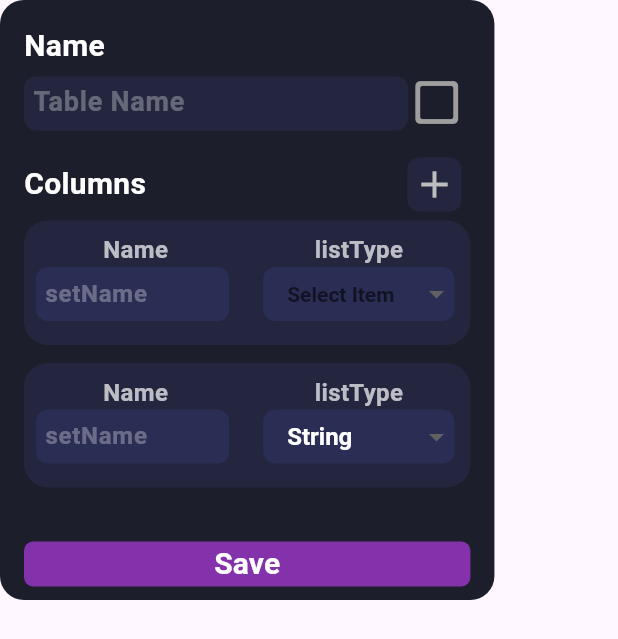
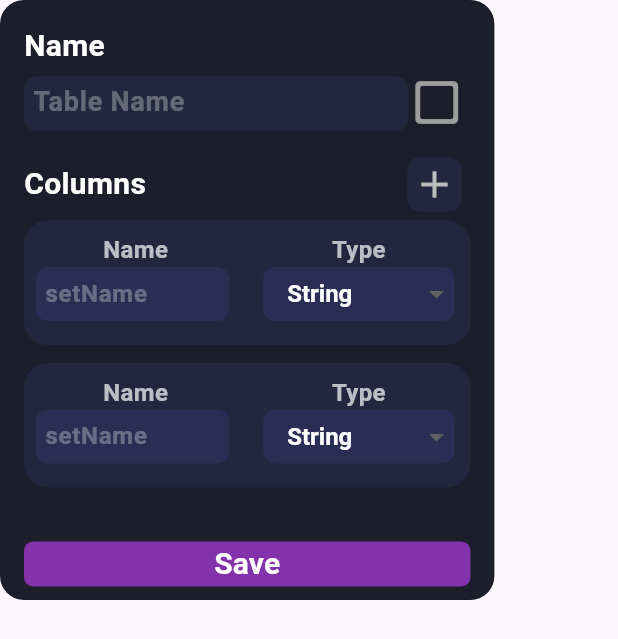
Before and after one commit to Coflnet/TabFlutter, a Flutter app: the ColumnSettingsPopup widget shown alone on an empty page, opened directly with empty values, after a tap on the "add" icon, after a tap on "Save", on a phone screen of 412 x 824 dp. Shown: the top 639 px of the screen. Run offline on Flutter 3.47's test engine with Material 3 defaults, Android fonts, the phone set to English and light mode, and no system bars; drawn by our look-alikes of dropdown_button2; our stand-ins replace csv, flutter_translate, hexcolor, hugeicons, scroll_snap_list, share_plus and 1 more; missing offline and left inert: audio_waveforms, custom_pop_up_menu, haptic_feedback, mic_stream, noise_meter, waveform_flutter; generated files the repository leaves out were written again.

Commit message:
added things akwav wanted

```diff
--- a/assets/i18n/de.json
+++ b/assets/i18n/de.json
@@ -20,6 +20,8 @@
     "optionType": "Typ",
     "listOptions": "Auswahloptionen",
     "listHint": "Beschreibung",
-    "newHeader": "Name",
-    "setNameHint": "setName"
+    "newHeader": "Titel",
+    "setNameHint": "Bezeich",
+    "listType": "Typ"
+
 }
--- a/assets/i18n/en.json
+++ b/assets/i18n/en.json
@@ -21,5 +21,6 @@
     "listOptions": "List Options",
     "listHint": "List name",
     "newHeader": "Name",
-    "setNameHint": "setName"
+    "setNameHint": "setName",
+    "listType": "Type"
 }
--- a/lib/globals/columns/editColumnsClasses.dart
+++ b/lib/globals/columns/editColumnsClasses.dart
@@ -71,7 +71,6 @@ class param {
         name = value;
       case "type":
         type = value;
-        svalue = "$value";
       case "listOption":
         type = value;
       case "value":
--- a/lib/globals/columns/editingColumns.dart
+++ b/lib/globals/columns/editingColumns.dart
@@ -12,12 +12,12 @@ class EditingColumns {
         emoji: "",
         name: name,
         id: id,
-        params: [param(name: "", type: "String", svalue: "String")]);
+        params: [param(name: "", type: "", svalue: "")]);
     return editingCol;
   }
 
   void addNewParam() {
-    editingCol.params.add(param(name: "", type: "String", svalue: "String"));
+    editingCol.params.add(param(name: "", type: "", svalue: ""));
   }
 
   void updateParam(int index, String param, dynamic value) {
--- a/lib/globals/columns/saveColumn.dart
+++ b/lib/globals/columns/saveColumn.dart
@@ -8,6 +8,7 @@ import 'package:table_entry/globals/columns/editColumnsClasses.dart';
 List<col> collumns = [];
 bool usedBefore = false;
 String language = "en";
+int selectedColumn = 0;
 
 class SaveColumn {
   void loadColumns() async {
@@ -74,4 +75,6 @@ class SaveColumn {
   set setUsedBefore(v) => usedBefore = v;
   set setlanguage(v) => language = v;
   List<col> get getColumns => collumns;
+  int get getSelcColumn => selectedColumn;
+  set setSelcColumn(v) => selectedColumn = v;
 }
--- a/lib/pages/main/recentLog/recentLog.dart
+++ b/lib/pages/main/recentLog/recentLog.dart
@@ -28,7 +28,7 @@ class RecentLog extends StatefulWidget {
 }
 
 class _RecentLogState extends State<RecentLog> {
-  List<col> recentLogItems = [];
+  List<col> recentLogItems = RecentLogHandler().getDisplayedLog;
   void recentLogUpdate() {
     setState(() {
       recentLogItems = RecentLogHandler().getDisplayedLog;
--- a/lib/pages/settings/columnSettings/columnSettingsPopup.dart
+++ b/lib/pages/settings/columnSettings/columnSettingsPopup.dart
@@ -4,6 +4,7 @@ import 'package:flutter/material.dart';
 import 'package:hexcolor/hexcolor.dart';
 import 'package:provider/provider.dart';
 import 'package:table_entry/globals/columns/editingColumns.dart';
+import 'package:table_entry/globals/columns/saveColumn.dart';
 import 'package:table_entry/pages/settings/columnSettings/columnSettingsNotifer.dart';
 import 'package:table_entry/pages/settings/columnSettings/settingOptions/columnNameOption.dart';
 import 'package:table_entry/pages/settings/columnSettings/settingOptions/paramOptions/paramOptionsMaim.dart';
@@ -60,7 +61,8 @@ class _ColumnSettingsPopupState extends State<ColumnSettingsPopup> {
             TextButton(
                 style: TextButton.styleFrom(padding: EdgeInsets.zero),
                 onPressed: () {
-                  EditingColumns().saveCol();
+                  SaveColumn().saveColumn(EditingColumns().getEditingCol.id,
+                      EditingColumns().getEditingCol);
                   widget.closePopup();
                 },
                 child: Container(
--- a/lib/pages/settings/columnSettings/settingOptions/paramOptions/newParamWidget/newParamNameType.dart
+++ b/lib/pages/settings/columnSettings/settingOptions/paramOptions/newParamWidget/newParamNameType.dart
@@ -78,7 +78,9 @@ class _NewParamNameTypeState extends State<NewParamNameType> {
                               ),
                             ))
                         .toList(),
-                    value: widget.selectedValue,
+                    value: (widget.selectedValue == "")
+                        ? translate("optionString")
+                        : widget.selectedValue,
                     onChanged: (value) =>
                         {widget.updateType(value ?? widget.selectedValue)},
                   )))
--- a/lib/pages/settings/settingHeaderLang.dart
+++ b/lib/pages/settings/settingHeaderLang.dart
@@ -23,14 +23,14 @@ class _SettingHeaderLangState extends State<SettingHeaderLang> {
         Container(
           padding: const EdgeInsets.symmetric(vertical: 8),
           decoration: BoxDecoration(
-              color: HexColor("2A2D54"),
+              color: HexColor("242536"),
               borderRadius: BorderRadius.circular(8)),
           child: DropdownButtonHideUnderline(
               child: DropdownButton2(
             iconStyleData: const IconStyleData(iconSize: 0),
             dropdownStyleData: DropdownStyleData(
                 decoration: BoxDecoration(
-                    color: HexColor("2A2D54"),
+                    color: HexColor("242536"),
                     borderRadius: BorderRadius.circular(8)),
                 offset: const Offset(0, -10)),
             isDense: true,
```
Also changed, not shown: lib/main.dart (+7 -5 lines), lib/pages/main/recentLog/recentLogItemParam.dart (+5 -4 lines), lib/pages/main/selectedColumn/selectColumnSelector.dart (+7 -2 lines), flutter_03.png (added).
